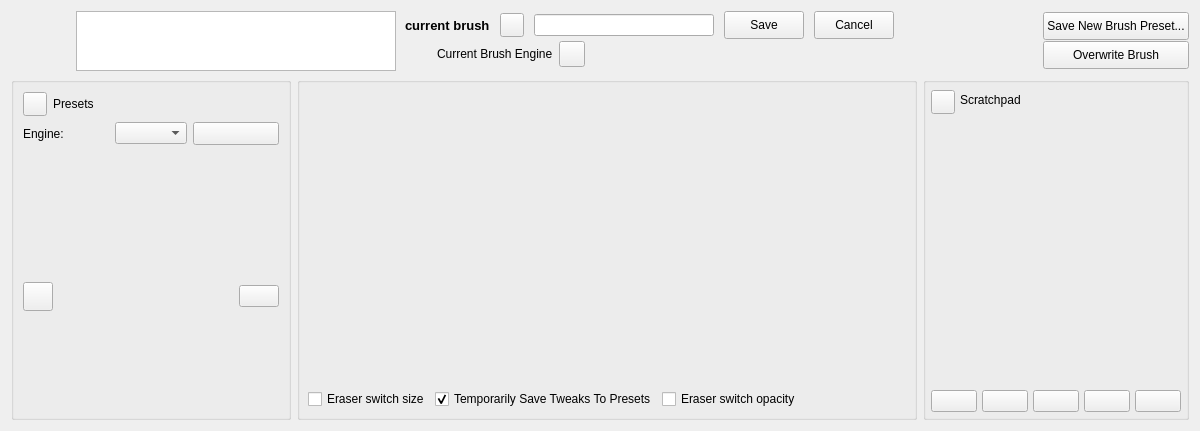
KDE/krita, file libs/ui/forms/wdgpaintopsettings.ui: the form before one commit.
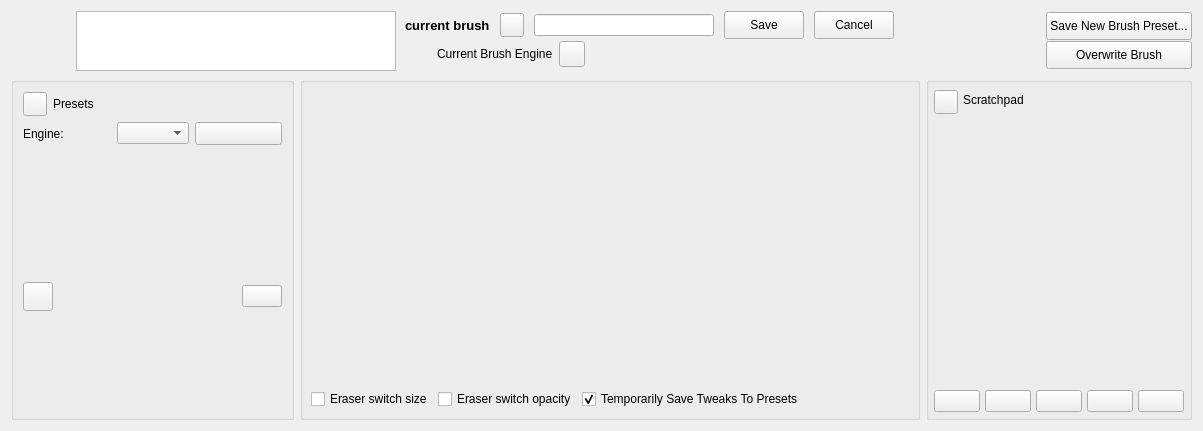
The form after the commit. Custom widgets are drawn as their Qt base class.

What changed in the file:
```diff
--- a/libs/ui/forms/wdgpaintopsettings.ui
+++ b/libs/ui/forms/wdgpaintopsettings.ui
@@ -6,7 +6,7 @@
    <rect>
     <x>0</x>
     <y>0</y>
-    <width>1200</width>
+    <width>1203</width>
     <height>431</height>
    </rect>
   </property>
@@ -671,22 +671,6 @@
           </property>
          </widget>
         </item>
-        <item>
-         <widget class="QCheckBox" name="dirtyPresetCheckBox">
-          <property name="sizePolicy">
-           <sizepolicy hsizetype="Minimum" vsizetype="Fixed">
-            <horstretch>0</horstretch>
-            <verstretch>0</verstretch>
-           </sizepolicy>
-          </property>
-          <property name="text">
-           <string>Temporarily Save Tweaks To Presets</string>
-          </property>
-          <property name="checked">
-           <bool>true</bool>
-          </property>
-         </widget>
-        </item>
         <item>
          <widget class="QCheckBox" name="eraserBrushOpacityCheckBox">
           <property name="sizePolicy">
@@ -706,6 +690,22 @@
           </property>
          </widget>
         </item>
+        <item>
+         <widget class="QCheckBox" name="dirtyPresetCheckBox">
+          <property name="sizePolicy">
+           <sizepolicy hsizetype="Minimum" vsizetype="Fixed">
+            <horstretch>0</horstretch>
+            <verstretch>0</verstretch>
+           </sizepolicy>
+          </property>
+          <property name="text">
+           <string>Temporarily Save Tweaks To Presets</string>
+          </property>
+          <property name="checked">
+           <bool>true</bool>
+          </property>
+         </widget>
+        </item>
         <item>
          <spacer name="horizontalSpacer">
           <property name="orientation">
```
